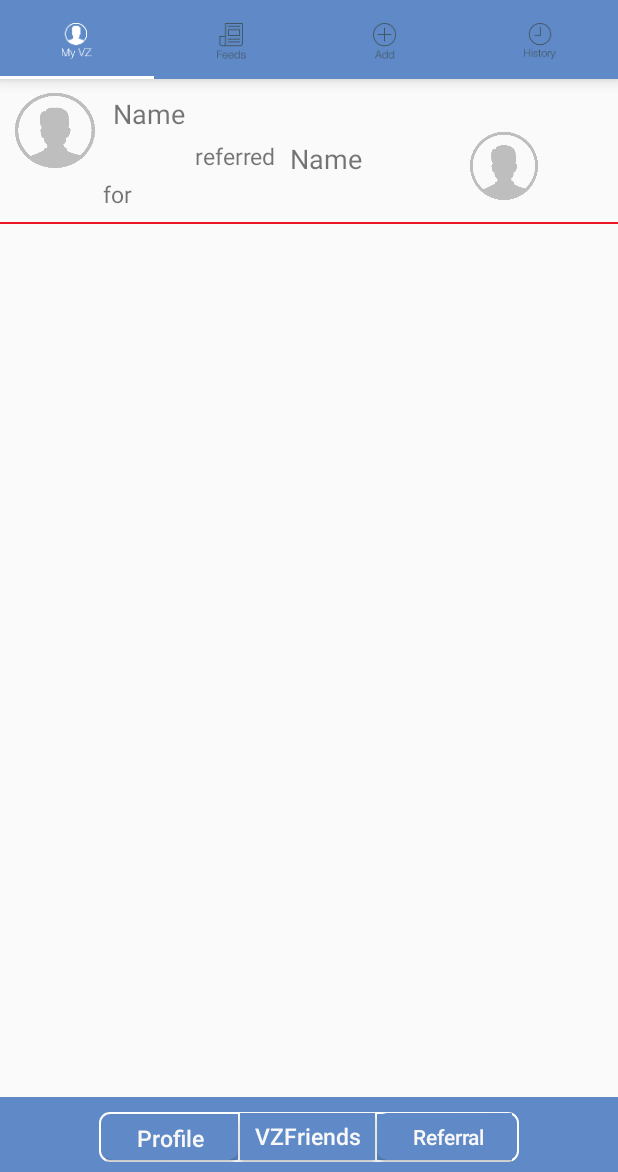
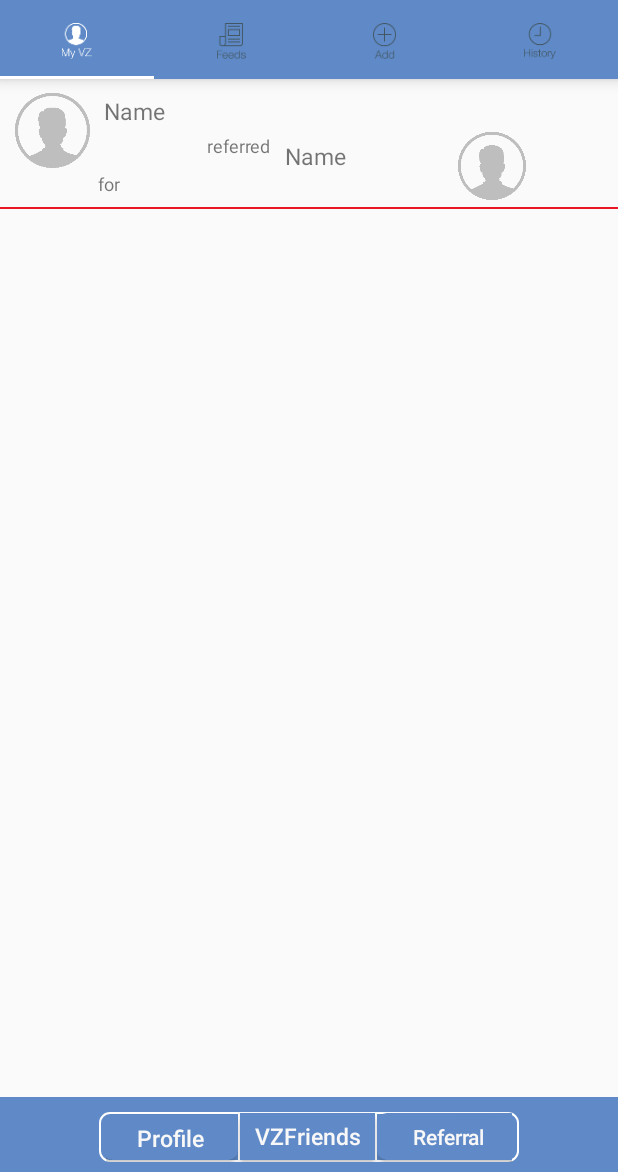
Before and after one commit to tools-zhao/VZCardsAndroid, an Android app: the fragment AddActivity placed in its activity, after a tap on "Referral", on a phone screen of 412 x 824 dp, the part 64-1236 px from its top. Run offline under Robolectric (Android 15) with nearby library versions, the phone set to English and light mode, and no system bars.

Commit message:
udpated screen designs and add layout in progres

```diff
--- a/vzcards/app/src/main/java/com/bitjini/vzcards/AddActivity.java
+++ b/vzcards/app/src/main/java/com/bitjini/vzcards/AddActivity.java
@@ -1,11 +1,15 @@
 package com.bitjini.vzcards;
 
 import android.os.Bundle;
+import android.support.v4.app.FragmentManager;
 import android.view.LayoutInflater;
 import android.view.View;
 import android.view.ViewGroup;
 
 import android.support.v4.app.Fragment;
+import android.widget.Button;
+import android.widget.FrameLayout;
+
 /**
  * Created by VEENA on 12/7/2015.
  */
@@ -14,7 +18,28 @@ public class AddActivity extends android.support.v4.app.Fragment {
     public View onCreateView(LayoutInflater inflater,ViewGroup container,
                              Bundle savedInstanceState)
     {
-        View addView=inflater.inflate(R.layout.add_layout,container,false);
-        return addView;
+        View iHave = inflater.inflate(R.layout.add_layout, container, false);
+        Button iNeed=(Button) iHave.findViewById(R.id.ineed);
+
+
+        iNeed.setOnClickListener(new View.OnClickListener() {
+            @Override
+            public void onClick(View v)
+            {
+
+                Fragment needFragment = new iNeed_Activity();
+                // get the id of fragment
+                FrameLayout contentView = (FrameLayout) getActivity().findViewById(R.id.ihave_frame);
+
+                // Insert the fragment by replacing any existing fragment
+                FragmentManager fragmentManager = getFragmentManager();
+                fragmentManager.beginTransaction()
+                        .add(contentView.getId(), needFragment).addToBackStack(contentView.toString())
+                        .commit();
+
+            }
+        });
+
+        return iHave;
     }
 }
--- a/vzcards/app/src/main/res/layout/history_layout.xml
+++ b/vzcards/app/src/main/res/layout/history_layout.xml
@@ -2,7 +2,7 @@
 <RelativeLayout xmlns:android="http://schemas.android.com/apk/res/android"
     android:layout_width="match_parent"
     android:layout_height="match_parent"
-    android:background="#97c1d9f2">
+    android:background="#43c1d9f2">
 
     <LinearLayout
         android:layout_width="match_parent"
--- a/vzcards/app/src/main/res/layout/profile_layout.xml
+++ b/vzcards/app/src/main/res/layout/profile_layout.xml
@@ -6,7 +6,7 @@
     android:layout_height="match_parent" >
 <RelativeLayout
     android:layout_width="match_parent"
-    android:background="#97c1d9f2"
+    android:background="#43c1d9f2"
     android:layout_height="match_parent">
 
         <LinearLayout
@@ -81,7 +81,7 @@
         android:layout_width="match_parent"
         android:layout_height="40dp"
         android:orientation="horizontal"
-        android:layout_marginTop="20dp"
+        android:layout_marginTop="15dp"
         android:background="@drawable/text_drawable"
         android:layout_marginLeft="10dp"
         android:layout_marginRight="10dp"
--- a/vzcards/app/src/main/res/layout/referral.xml
+++ b/vzcards/app/src/main/res/layout/referral.xml
@@ -11,14 +11,14 @@
 
     <LinearLayout
         android:layout_width="match_parent"
-        android:layout_height="90dp"
+        android:layout_height="80dp"
         android:id="@+id/linearLayout1"
         android:layout_marginTop="5dp"
         android:layout_marginLeft="2dp"
         android:orientation="horizontal"
         android:layout_below="@+id/Layout1">
         <ImageView
-            android:layout_width="53dp"
+            android:layout_width="50dp"
             android:layout_height="50dp"
             android:id="@+id/feedImage"
             android:layout_marginTop="4dp"
@@ -35,13 +35,13 @@
             android:id="@+id/l2">
             <TextView
                 android:layout_width="130dp"
-                android:layout_height="30dp"
+                android:layout_height="25dp"
                 android:text=" Name "
                 android:id="@+id/referralName"
                 android:layout_toRightOf="@+id/image1"
                 android:layout_alignTop="@id/image1"
-                android:layout_marginLeft="7dp"
-                android:textSize="18sp"
+                android:layout_marginLeft="5dp"
+                android:textSize="15sp"
                 android:textAllCaps="false"
                 android:layout_marginTop="5dp" />
             <TextView
@@ -49,14 +49,14 @@
                 android:layout_height="25dp"
                 android:text="referred"
                 android:gravity="right"
-                android:textSize="15sp"
+                android:textSize="12sp"
                 android:layout_marginRight="10dp"
                 android:layout_gravity="right"/>
             <TextView
                 android:layout_width="70dp"
-                android:layout_height="30dp"
+                android:layout_height="25dp"
                 android:text="for"
-                android:textSize="15sp"
+                android:textSize="12sp"
                 android:gravity="top"
                 android:layout_marginLeft="5dp"
                 android:layout_gravity="left"/>
@@ -64,14 +64,14 @@
 
         <LinearLayout
             android:layout_width="match_parent"
-            android:layout_height="80dp"
+            android:layout_height="match_parent"
             android:orientation="horizontal"
             android:layout_marginLeft="0dp">
             <TextView
-                android:layout_width="120dp"
-                android:layout_height="50dp"
+                android:layout_width="115dp"
+                android:layout_height="match_parent"
                 android:layout_below="@+id/name"
-                android:textSize="18sp"
+                android:textSize="15sp"
                 android:text="Name"
                 android:id="@+id/referred"
                 android:layout_marginTop="35dp"
```
Also changed, not shown: vzcards/app/src/main/java/com/bitjini/vzcards/iNeed_Activity.java (added, +42 -0 lines), vzcards/app/src/main/res/drawable-xxhdpi/drawable_refer_red.xml (added, +19 -0 lines), vzcards/app/src/main/res/layout/add_2_layout.xml (added, +97 -0 lines), vzcards/app/src/main/res/layout/add_layout.xml (+10 -5 lines), vzcards/app/src/main/res/layout/feed_layout.xml (+7 -4 lines), vzcards/app/src/main/res/layout/ineed.xml (+10 -5 lines), vzcards/app/src/main/res/layout/ineed_history.xml (+3 -4 lines).
